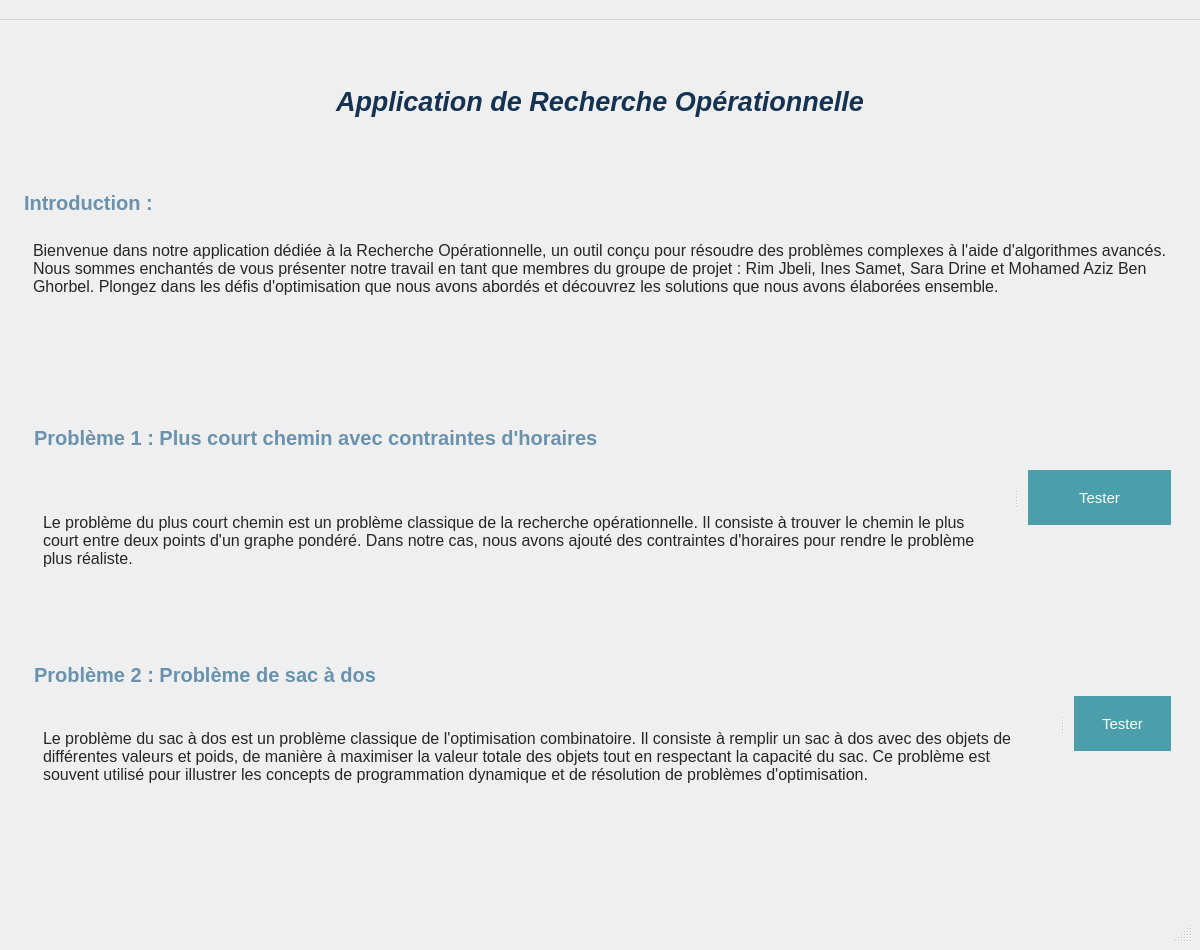
Old version of the form HomePage.ui in the repository AziizBg/RO_Project.
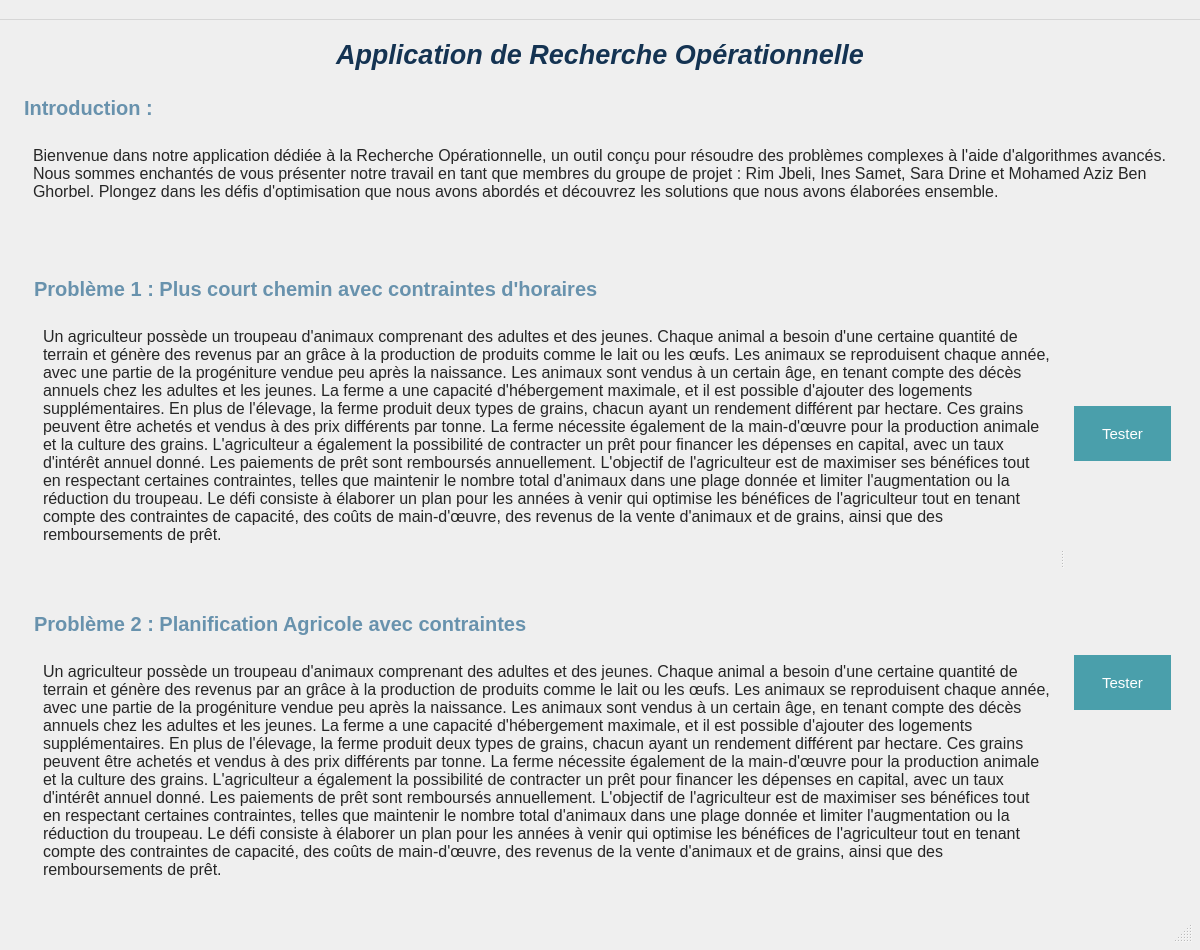
New version of the form.

```diff
--- a/HomePage.ui
+++ b/HomePage.ui
@@ -143,6 +143,21 @@
       <widget class="QWidget" name="left_widget">
        <layout class="QVBoxLayout" name="pb1_left_layout">
         <item>
+         <layout class="QVBoxLayout" name="verticalLayout_3">
+          <item>
+           <spacer name="verticalSpacer_10">
+            <property name="orientation">
+             <enum>Qt::Vertical</enum>
+            </property>
+            <property name="sizeHint" stdset="0">
+             <size>
+              <width>20</width>
+              <height>40</height>
+             </size>
+            </property>
+           </spacer>
+          </item>
+          <item>
          <widget class="QLabel" name="pb1_title">
           <property name="font">
            <font>
@@ -169,6 +184,12 @@
         </item>
         <item>
          <widget class="QLabel" name="pb1_desc">
+            <property name="minimumSize">
+             <size>
+              <width>0</width>
+              <height>150</height>
+             </size>
+            </property>
           <property name="font">
            <font>
             <pointsize>12</pointsize>
@@ -178,17 +199,92 @@
            <string notr="true">color: #262626;margin-left:10px;</string>
           </property>
           <property name="text">
-           <string>Le problème du plus court chemin est un problème classique de la recherche opérationnelle. Il consiste à trouver le chemin le plus court entre deux points d'un graphe pondéré. Dans notre cas, nous avons ajouté des contraintes d'horaires pour rendre le problème plus réaliste.</string>
+             <string>Un agriculteur possède un troupeau d'animaux comprenant des adultes et des jeunes. Chaque animal a besoin d'une certaine quantité de terrain et génère des revenus par an grâce à la production de produits comme le lait ou les œufs. Les animaux se reproduisent chaque année, avec une partie de la progéniture vendue peu après la naissance. Les animaux sont vendus à un certain âge, en tenant compte des décès annuels chez les adultes et les jeunes. La ferme a une capacité d'hébergement maximale, et il est possible d'ajouter des logements supplémentaires. En plus de l'élevage, la ferme produit deux types de grains, chacun ayant un rendement différent par hectare. Ces grains peuvent être achetés et vendus à des prix différents par tonne. La ferme nécessite également de la main-d'œuvre pour la production animale et la culture des grains. L'agriculteur a également la possibilité de contracter un prêt pour financer les dépenses en capital, avec un taux d'intérêt annuel donné. Les paiements de prêt sont remboursés annuellement. L'objectif de l'agriculteur est de maximiser ses bénéfices tout en respectant certaines contraintes, telles que maintenir le nombre total d'animaux dans une plage donnée et limiter l'augmentation ou la réduction du troupeau. Le défi consiste à élaborer un plan pour les années à venir qui optimise les bénéfices de l'agriculteur tout en tenant compte des contraintes de capacité, des coûts de main-d'œuvre, des revenus de la vente d'animaux et de grains, ainsi que des remboursements de prêt.</string>
           </property>
           <property name="wordWrap">
            <bool>true</bool>
           </property>
          </widget>
+          </item>
+         </layout>
+        </item>
+        <item>
+         <spacer name="verticalSpacer_11">
+          <property name="orientation">
+           <enum>Qt::Vertical</enum>
+          </property>
+          <property name="sizeHint" stdset="0">
+           <size>
+            <width>20</width>
+            <height>40</height>
+           </size>
+          </property>
+         </spacer>
+        </item>
+        <item>
+         <layout class="QVBoxLayout" name="verticalLayout_2">
+          <item>
+           <widget class="QLabel" name="pb2_title">
+            <property name="font">
+             <font>
+              <pointsize>15</pointsize>
+              <weight>75</weight>
+              <italic>false</italic>
+              <bold>true</bold>
+              <strikeout>false</strikeout>
+             </font>
+            </property>
+            <property name="styleSheet">
+             <string notr="true">color: #6892ad;</string>
+            </property>
+            <property name="text">
+             <string>Problème 2 : Planification Agricole avec contraintes </string>
+            </property>
+            <property name="alignment">
+             <set>Qt::AlignLeading</set>
+            </property>
+            <property name="wordWrap">
+             <bool>true</bool>
+            </property>
+           </widget>
+          </item>
+          <item>
+           <widget class="QLabel" name="pb2_desc">
+            <property name="font">
+             <font>
+              <pointsize>12</pointsize>
+             </font>
+            </property>
+            <property name="styleSheet">
+             <string notr="true">color: #262626;margin-left:10px;</string>
+            </property>
+            <property name="text">
+             <string>Un agriculteur possède un troupeau d'animaux comprenant des adultes et des jeunes. Chaque animal a besoin d'une certaine quantité de terrain et génère des revenus par an grâce à la production de produits comme le lait ou les œufs. Les animaux se reproduisent chaque année, avec une partie de la progéniture vendue peu après la naissance. Les animaux sont vendus à un certain âge, en tenant compte des décès annuels chez les adultes et les jeunes. La ferme a une capacité d'hébergement maximale, et il est possible d'ajouter des logements supplémentaires. En plus de l'élevage, la ferme produit deux types de grains, chacun ayant un rendement différent par hectare. Ces grains peuvent être achetés et vendus à des prix différents par tonne. La ferme nécessite également de la main-d'œuvre pour la production animale et la culture des grains. L'agriculteur a également la possibilité de contracter un prêt pour financer les dépenses en capital, avec un taux d'intérêt annuel donné. Les paiements de prêt sont remboursés annuellement. L'objectif de l'agriculteur est de maximiser ses bénéfices tout en respectant certaines contraintes, telles que maintenir le nombre total d'animaux dans une plage donnée et limiter l'augmentation ou la réduction du troupeau. Le défi consiste à élaborer un plan pour les années à venir qui optimise les bénéfices de l'agriculteur tout en tenant compte des contraintes de capacité, des coûts de main-d'œuvre, des revenus de la vente d'animaux et de grains, ainsi que des remboursements de prêt.</string>
+            </property>
+            <property name="wordWrap">
+             <bool>true</bool>
+            </property>
+           </widget>
+          </item>
+         </layout>
         </item>
        </layout>
       </widget>
       <widget class="QWidget" name="right_widget">
        <layout class="QVBoxLayout" name="pb1_right_layout">
+        <item>
+         <spacer name="verticalSpacer_9">
+          <property name="orientation">
+           <enum>Qt::Vertical</enum>
+          </property>
+          <property name="sizeHint" stdset="0">
+           <size>
+            <width>20</width>
+            <height>40</height>
+           </size>
+          </property>
+         </spacer>
+        </item>
         <item>
          <widget class="QPushButton" name="pb1Button">
           <property name="font">
@@ -219,12 +315,8 @@
           </property>
          </widget>
         </item>
-       </layout>
-      </widget>
-     </widget>
-    </item>
     <item>
-     <spacer name="verticalSpacer_6">
+         <spacer name="verticalSpacer_7">
       <property name="orientation">
        <enum>Qt::Vertical</enum>
       </property>
@@ -236,60 +328,6 @@
       </property>
      </spacer>
     </item>
-    <item>
-     <widget class="QSplitter" name="pb2_splitter">
-      <property name="orientation">
-       <enum>Qt::Horizontal</enum>
-      </property>
-      <widget class="QWidget" name="left_widget">
-       <layout class="QVBoxLayout" name="pb2_left_layout">
-        <item>
-         <widget class="QLabel" name="pb2_title">
-          <property name="font">
-           <font>
-            <pointsize>15</pointsize>
-            <weight>75</weight>
-            <italic>false</italic>
-            <bold>true</bold>
-            <strikeout>false</strikeout>
-           </font>
-          </property>
-          <property name="styleSheet">
-           <string notr="true">color: #6892ad;</string>
-          </property>
-          <property name="text">
-           <string>Problème 2 : Problème de sac à dos</string>
-          </property>
-          <property name="alignment">
-           <set>Qt::AlignLeading</set>
-          </property>
-          <property name="wordWrap">
-           <bool>true</bool>
-          </property>
-         </widget>
-        </item>
-        <item>
-         <widget class="QLabel" name="pb2_desc">
-          <property name="font">
-           <font>
-            <pointsize>12</pointsize>
-           </font>
-          </property>
-          <property name="styleSheet">
-           <string notr="true">color: #262626;margin-left:10px;</string>
-          </property>
-          <property name="text">
-           <string>Le problème du sac à dos est un problème classique de l'optimisation combinatoire. Il consiste à remplir un sac à dos avec des objets de différentes valeurs et poids, de manière à maximiser la valeur totale des objets tout en respectant la capacité du sac. Ce problème est souvent utilisé pour illustrer les concepts de programmation dynamique et de résolution de problèmes d'optimisation.</string>
-          </property>
-          <property name="wordWrap">
-           <bool>true</bool>
-          </property>
-         </widget>
-        </item>
-       </layout>
-      </widget>
-      <widget class="QWidget" name="right_widget">
-       <layout class="QVBoxLayout" name="pb2_right_layout">
         <item>
          <widget class="QPushButton" name="pb2Button">
           <property name="font">
@@ -320,10 +358,36 @@
           </property>
          </widget>
         </item>
+        <item>
+         <spacer name="verticalSpacer_8">
+          <property name="orientation">
+           <enum>Qt::Vertical</enum>
+          </property>
+          <property name="sizeHint" stdset="0">
+           <size>
+            <width>20</width>
+            <height>40</height>
+           </size>
+          </property>
+         </spacer>
+        </item>
        </layout>
       </widget>
      </widget>
     </item>
+    <item>
+     <spacer name="verticalSpacer_6">
+      <property name="orientation">
+       <enum>Qt::Vertical</enum>
+      </property>
+      <property name="sizeHint" stdset="0">
+       <size>
+        <width>20</width>
+        <height>40</height>
+       </size>
+      </property>
+     </spacer>
+    </item>
     <item>
      <spacer name="verticalSpacer">
       <property name="orientation">
@@ -357,7 +421,7 @@
     <rect>
      <x>0</x>
      <y>0</y>
-     <width>929</width>
+     <width>1200</width>
      <height>46</height>
     </rect>
    </property>
```
Lines whose indentation alone changed are shown as unchanged.
